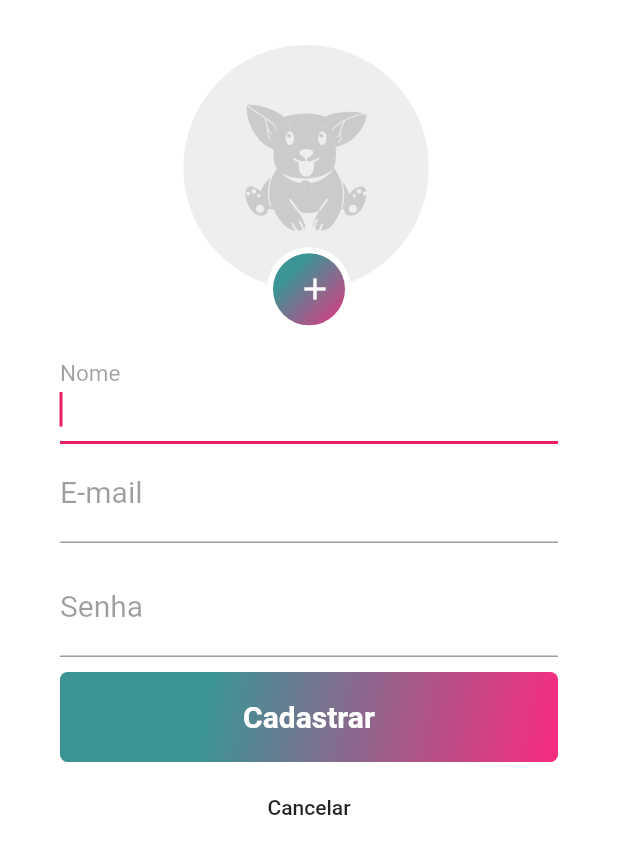
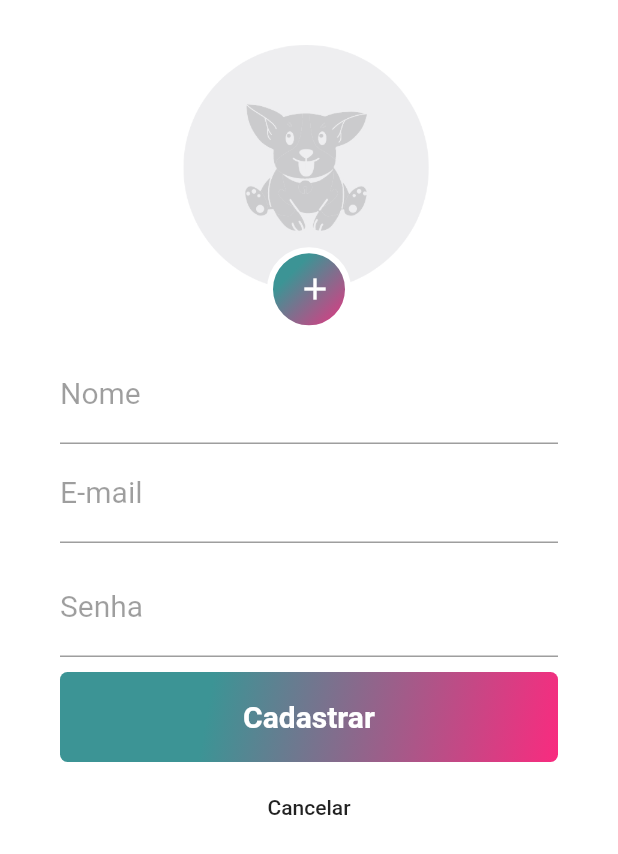
Before and after one commit to Ivandosss/flutter-login-screen, a Flutter app: the screen it shows after launch, after a tap on "Cadastre-se", on a phone screen of 412 x 824 dp. Shown: the top 854 px of the screen. Run offline on Flutter 3.47's test engine with Material 2 defaults, Android fonts, the phone set to English and light mode, and no system bars.

Commit message:
customTextField criado, padronização textForm

```diff
--- /dev/null
+++ b/lib/customTextField.dart
@@ -0,0 +1,25 @@
+import 'package:flutter/material.dart';
+
+class CustomTextField extends StatelessWidget {
+  final String label;
+
+  const CustomTextField({Key? key, required this.label}) : super(key: key);
+
+  @override
+  Widget build(BuildContext context) {
+    return TextFormField(
+      // autofocus: true,
+      keyboardType: TextInputType.emailAddress,
+      decoration: InputDecoration(
+        labelText: label,
+        hintText: 'type your $label...',
+        border: OutlineInputBorder(),
+        labelStyle: const TextStyle(
+          color: Colors.black38,
+          fontWeight: FontWeight.w400,
+          fontSize: 20,
+        ),
+      ),
+    );
+  }
+}
--- a/lib/main.dart
+++ b/lib/main.dart
@@ -13,7 +13,7 @@ class MyApp extends StatelessWidget {
       title: 'Dog Food',
       debugShowCheckedModeBanner: false,
       theme: ThemeData(
-        primarySwatch: Colors.pink,
+        primarySwatch: Colors.teal,
       ),
       home: const LoginPage(),
     );
--- a/lib/pages/login.page.dart
+++ b/lib/pages/login.page.dart
@@ -2,6 +2,7 @@
 import 'package:flutter/material.dart';
 import 'package:login_app/pages/signup.page.dart';
 
+import '../customTextField.dart';
 import 'reset.password.page.dart';
 
 class LoginPage extends StatelessWidget {
@@ -20,42 +21,21 @@ class LoginPage extends StatelessWidget {
         child: ListView(
           children: <Widget>[
             SizedBox(
-              width: 135,
-              height: 135,
-              child: Image.asset("assets/dog-logo.png"),
+              width: 150,
+              height: 150,
+              child: Image.asset("assets/dog.png"),
             ),
             const SizedBox(
               height: 20,
             ),
-            TextFormField(
-              // autofocus: true,
-              keyboardType: TextInputType.emailAddress,
-              decoration: const InputDecoration(
-                labelText: "E-mail",
-                labelStyle: TextStyle(
-                  color: Colors.black38,
-                  fontWeight: FontWeight.w400,
-                  fontSize: 20,
-                ),
-              ),
-              style: const TextStyle(fontSize: 20),
+            const CustomTextField(
+              label: "E-mail",
             ),
             const SizedBox(
               height: 10,
             ),
-            TextFormField(
-              // autofocus: true,
-              keyboardType: TextInputType.text,
-              obscureText: true,
-              decoration: const InputDecoration(
-                labelText: "Password",
-                labelStyle: TextStyle(
-                  color: Colors.black38,
-                  fontWeight: FontWeight.w400,
-                  fontSize: 20,
-                ),
-              ),
-              style: const TextStyle(fontSize: 20),
+            const CustomTextField(
+              label: "Password",
             ),
             Container(
               height: 40,
--- a/lib/pages/signup.page.dart
+++ b/lib/pages/signup.page.dart
@@ -62,7 +62,7 @@ class SignupPage extends StatelessWidget {
               height: 20,
             ),
             TextFormField(
-              autofocus: true,
+              // autofocus: true,
               keyboardType: TextInputType.text,
               decoration: const InputDecoration(
                 labelText: "Nome",
@@ -87,9 +87,7 @@ class SignupPage extends StatelessWidget {
                   fontSize: 20,
                 ),
               ),
-              style: const TextStyle(
-                fontSize: 20,
-              ),
+              style: const TextStyle(fontSize: 20),
             ),
             const SizedBox(
               height: 10,
--- a/pubspec.yaml
+++ b/pubspec.yaml
@@ -90,6 +90,7 @@ flutter:
 
   assets:
     - assets/app_logo.png
+    - assets/dog.png
     - assets/profile_picture.png
     - assets/fechado.png
     - assets/dog-logo.png
```
Also changed, not shown: assets/dog.png (added).
